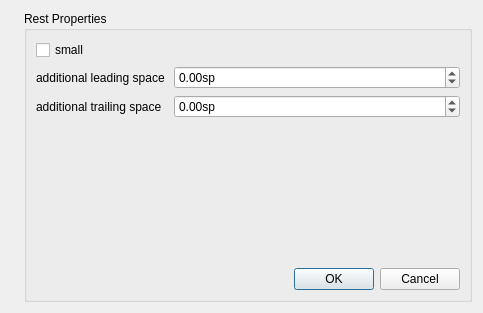
musescore/musescore-old, file mscore/mscore/restproperties.ui: the form before one commit.
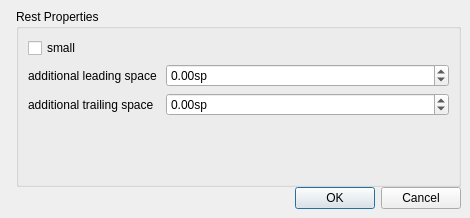
The form after the commit. Icons and pictures are not drawn.

The edit to the form file:
```diff
--- a/mscore/mscore/restproperties.ui
+++ b/mscore/mscore/restproperties.ui
@@ -6,16 +6,20 @@
    <rect>
     <x>0</x>
     <y>0</y>
-    <width>483</width>
-    <height>313</height>
+    <width>470</width>
+    <height>218</height>
    </rect>
   </property>
   <property name="windowTitle">
    <string>Chord Properties</string>
   </property>
-  <layout class="QVBoxLayout" name="verticalLayout">
-   <item>
     <layout class="QHBoxLayout" name="horizontalLayout">
+   <property name="spacing">
+    <number>0</number>
+   </property>
+   <property name="margin">
+    <number>0</number>
+   </property>
      <item>
       <widget class="QLabel" name="label_3">
        <property name="sizePolicy">
@@ -33,6 +37,11 @@
       </widget>
      </item>
      <item>
+    <layout class="QVBoxLayout" name="verticalLayout">
+     <property name="margin">
+      <number>9</number>
+     </property>
+     <item>
       <widget class="QGroupBox" name="groupBox">
        <property name="title">
         <string>Rest Properties</string>
@@ -105,6 +114,9 @@
           </property>
          </spacer>
         </item>
+       </layout>
+      </widget>
+     </item>
         <item>
          <widget class="QDialogButtonBox" name="buttonBox">
           <property name="orientation">
@@ -113,9 +125,6 @@
           <property name="standardButtons">
            <set>QDialogButtonBox::Cancel|QDialogButtonBox::Ok</set>
           </property>
-         </widget>
-        </item>
-       </layout>
       </widget>
      </item>
     </layout>
```
Lines whose indentation alone changed are shown as unchanged.
